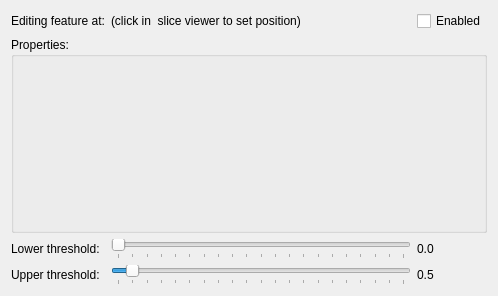
Above: Gui/FeatureWidget.ui from bwrrp/multifieldexplorer before the change. Below: the same form after it.
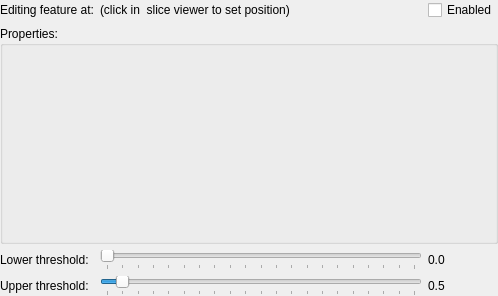
That is the form after the change.

Diff of the .ui file:
```diff
--- a/Gui/FeatureWidget.ui
+++ b/Gui/FeatureWidget.ui
@@ -14,6 +14,9 @@
    <string>Edit Feature</string>
   </property>
   <layout class="QGridLayout" name="gridLayout">
+   <property name="margin">
+    <number>0</number>
+   </property>
    <item row="1" column="0" colspan="5">
     <widget class="QGroupBox" name="propertiesGroup">
      <property name="sizePolicy">
```
